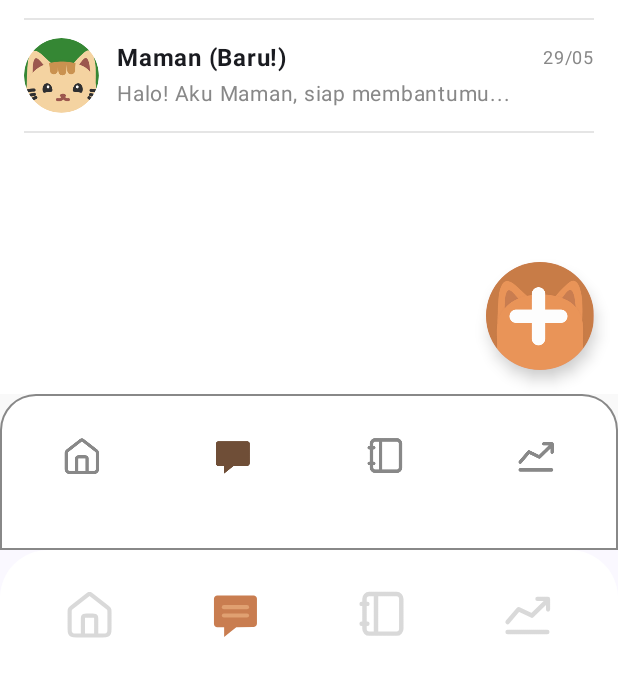
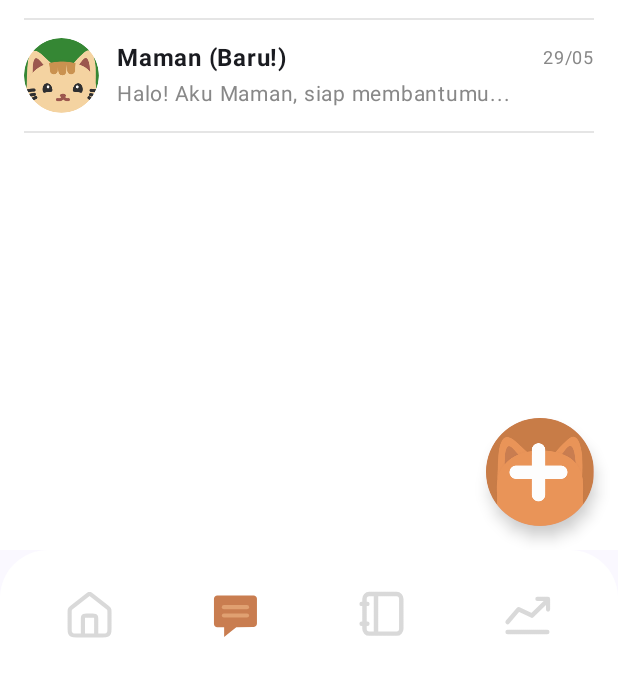
Before and after one commit to samuelalfito/HariKu, an Android app built with Jetpack Compose: the MainScaffold screen opened through its navigation route, after a tap on "Chat", on a phone screen of 412 x 824 dp, the part 554-1236 px from its top. Run offline under Robolectric (Android 15) with nearby library versions, the phone set to English and light mode, and no system bars.

Commit message:
Add routing to detail chatbot

```diff
--- a/app/src/main/java/com/hariku/core/ui/components/MainScaffold.kt
+++ b/app/src/main/java/com/hariku/core/ui/components/MainScaffold.kt
@@ -58,14 +58,14 @@ fun MainScaffold(parentNavController: NavHostController) {
                 HomeScreen(navController = parentNavController)
             }
             composable(Routes.CHATBOT) {
-                ChatScreen()
+                ChatScreen(navController = parentNavController)
             }
             composable(Routes.JOURNAL) {
                 JournalScreen()
             }
             composable(Routes.STATISTIC) {
                 Box {
-                    Text("Statistic Screen Coming Soon")
+                    Text("Statistic Screen Coming Soon") /*TODO: Statistic Screen*/
                 }
             }
         }
--- a/app/src/main/java/com/hariku/core/ui/components/NavGraph.kt
+++ b/app/src/main/java/com/hariku/core/ui/components/NavGraph.kt
@@ -9,6 +9,7 @@ import androidx.navigation.compose.composable
 import androidx.navigation.navigation
 import com.hariku.feature_auth.presentation.login.LoginScreen
 import com.hariku.feature_auth.presentation.register.RegisterScreen
+import com.hariku.feature_chatbot.presentation.detail.ChatDetailScreen
 import com.hariku.feature_onboarding.presentation.Onboarding1Screen
 import com.hariku.feature_onboarding.presentation.Onboarding2Screen
 import com.hariku.feature_onboarding.presentation.Onboarding3Screen
@@ -67,5 +68,9 @@ fun NavGraph(navController: NavHostController) {
         composable(Routes.PROFILE) {
             ProfileScreen(navController = navController)
         }
+
+        composable(Routes.DETAIL_CHATBOT_PLACEHOLDER){
+            ChatDetailScreen(navController = navController)
+        }
     }
 }
--- a/app/src/main/java/com/hariku/core/ui/components/Routes.kt
+++ b/app/src/main/java/com/hariku/core/ui/components/Routes.kt
@@ -18,6 +18,7 @@ object Routes {
     const val MAIN_APP_GRAPH = "main_app_graph"
     const val HOME = "home"
     const val CHATBOT = "chatbot"
+    const val DETAIL_CHATBOT_PLACEHOLDER = "detail_chatbot_PLACEHOLDER"
     const val JOURNAL = "journal"
     const val STATISTIC = "statistic"
     const val PROFILE = "profile"
--- a/app/src/main/java/com/hariku/feature_chatbot/presentation/detail/ObrolanScreen.kt
+++ b/app/src/main/java/com/hariku/feature_chatbot/presentation/detail/ObrolanScreen.kt
@@ -1,3 +1,4 @@
+import android.util.Log
 import androidx.annotation.DrawableRes
 import androidx.compose.foundation.Image
 import androidx.compose.foundation.background
@@ -38,7 +39,10 @@ import androidx.compose.ui.text.font.FontWeight
 import androidx.compose.ui.tooling.preview.Preview
 import androidx.compose.ui.unit.dp
 import androidx.compose.ui.unit.sp
+import androidx.navigation.NavController
+import androidx.navigation.compose.rememberNavController
 import com.hariku.R
+import com.hariku.core.ui.components.Routes
 
 data class ChatSession(
     val id: Int,
@@ -58,11 +62,10 @@ val mockChatList = listOf(
 )
 
 @Composable
-fun ChatScreen() {
+fun ChatScreen(navController: NavController) {
     Scaffold(
         containerColor = Color(0xFFF9F9F9),
         topBar = { ChatTopBar() },
-        bottomBar = { ChatBottomNavigation() },
         floatingActionButton = {
             FloatingActionButton(
                 onClick = { },
@@ -85,7 +88,13 @@ fun ChatScreen() {
                 .background(Color.White)
         ) {
             items(mockChatList) { session ->
-                ChatItem(session = session)
+                ChatItem(
+                    todo = { /*TODO: Navigate to chat detail*/
+                        Log.d("DEBUG", "Chat Detail")
+                        navController.navigate(Routes.DETAIL_CHATBOT_PLACEHOLDER)
+                    },
+                    session = session
+                )
                 Divider(
                     color = Color.LightGray.copy(alpha = 0.5f),
                     thickness = 1.dp,
@@ -149,11 +158,13 @@ fun ChatTopBar() {
 }
 
 @Composable
-fun ChatItem(session: ChatSession) {
+fun ChatItem(todo: () -> Unit, session: ChatSession) {
     Row(
         modifier = Modifier
             .fillMaxWidth()
-            .clickable { }
+            .clickable {
+                todo()
+            }
             .padding(horizontal = 16.dp, vertical = 12.dp),
         verticalAlignment = Alignment.CenterVertically
     ) {
@@ -214,73 +225,10 @@ fun ChatItem(session: ChatSession) {
     }
 }
 
-@Composable
-fun ChatBottomNavigation() {
-    Box(
-        modifier = Modifier
-            .fillMaxWidth()
-            .border(
-                width = 1.dp,
-                color = Color.Gray,
-                shape = RoundedCornerShape(topStart = 24.dp, topEnd = 24.dp)
-            )
-    ) {
-        Column(
-            modifier = Modifier
-                .fillMaxWidth()
-                .clip(RoundedCornerShape(topStart = 24.dp, topEnd = 24.dp)),
-            horizontalAlignment = Alignment.CenterHorizontally
-        ) {
-            BottomAppBar(
-                containerColor = Color.White,
-                tonalElevation = 4.dp,
-                actions = {
-                    Row(
-                        modifier = Modifier.fillMaxWidth(),
-                        horizontalArrangement = Arrangement.SpaceAround,
-                        verticalAlignment = Alignment.CenterVertically
-                    ) {
-                        BottomNavItem(drawableId = R.drawable.ic_nav_home, label = "Home", selected = false)
-                        BottomNavItem(drawableId = R.drawable.ic_nav_chat, label = "Chat", selected = true)
-                        BottomNavItem(drawableId = R.drawable.ic_nav_journal, label = "Jurnal", selected = false)
-                        BottomNavItem(drawableId = R.drawable.ic_nav_stats, label = "Statistik", selected = false)
-                    }
-                }
-            )
-
-            Box(
-                modifier = Modifier
-                    .fillMaxWidth()
-                    .background(Color.White)
-                    .padding(bottom = 16.dp, top = 8.dp)
-            ) {
-            }
-        }
-    }
-}
-
-
-@Composable
-fun BottomNavItem(
-    @DrawableRes drawableId: Int,
-    label: String,
-    selected: Boolean
-) {
-    val color = if (selected) Color(0xFF6F4E37) else Color.Gray
-    IconButton(onClick = { }) {
-        Image(
-            painter = painterResource(id = drawableId),
-            contentDescription = label,
-            colorFilter = ColorFilter.tint(color),
-            modifier = Modifier.size(28.dp)
-        )
-    }
-}
-
 @Preview(showBackground = true, widthDp = 430, heightDp = 932)
 @Composable
 fun ChatScreenPreview() {
     MaterialTheme {
-        ChatScreen()
+        ChatScreen(rememberNavController())
     }
 }
```
Also changed, not shown: app/src/main/java/com/hariku/feature_chatbot/presentation/detail/DetailChatBotSreen.kt (+9 -5 lines).
